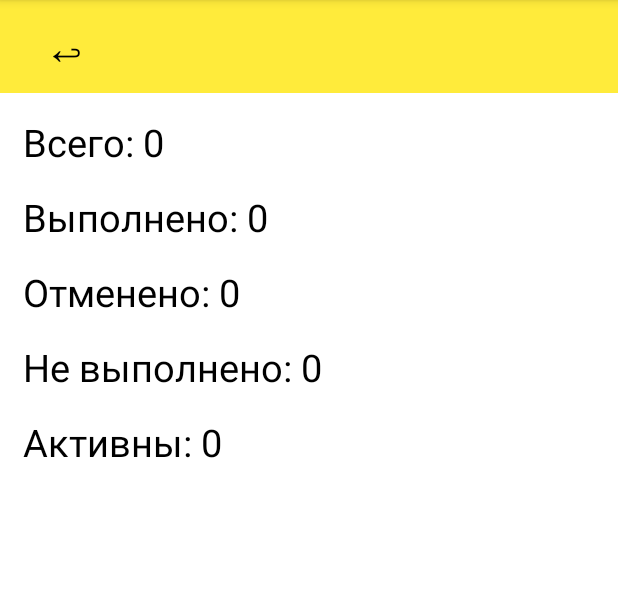
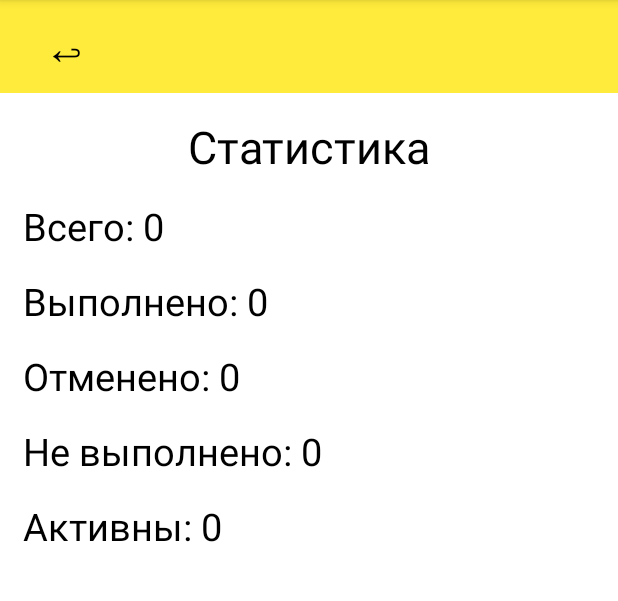
Before and after one commit to Borodum/java, an Android app: the StatisticActivity screen opened directly, with no data from a screen before it, on a phone screen of 412 x 824 dp, the part 84-685 px from its top. Run offline under Robolectric (Android 15) with nearby library versions, the phone set to English and light mode, and no system bars.

Commit message:
соответствует техническим требованиям2

```diff
--- a/app/src/main/res/layout/activity_statistic.xml
+++ b/app/src/main/res/layout/activity_statistic.xml
@@ -27,6 +27,18 @@
     </androidx.constraintlayout.widget.ConstraintLayout>
 
     <TextView
+        android:id="@+id/head"
+        android:layout_width="wrap_content"
+        android:layout_height="wrap_content"
+        android:text="Статистика"
+        android:textSize="30sp"
+        android:textColor="@color/black"
+        android:layout_margin="15dp"
+        app:layout_constraintTop_toBottomOf="@id/upPart1"
+        app:layout_constraintStart_toStartOf="parent"
+        app:layout_constraintEnd_toEndOf="parent"/>
+
+    <TextView
         android:id="@+id/text_all"
         android:layout_width="wrap_content"
         android:layout_height="wrap_content"
@@ -34,7 +46,7 @@
         android:textSize="25sp"
         android:textColor="@color/black"
         android:layout_margin="15dp"
-        app:layout_constraintTop_toBottomOf="@id/upPart1"
+        app:layout_constraintTop_toBottomOf="@id/head"
         app:layout_constraintStart_toStartOf="parent"/>
 
     <TextView
```
Also changed, not shown: app/src/main/java/com/example/java/AddActivity.java (+25 -5 lines).
